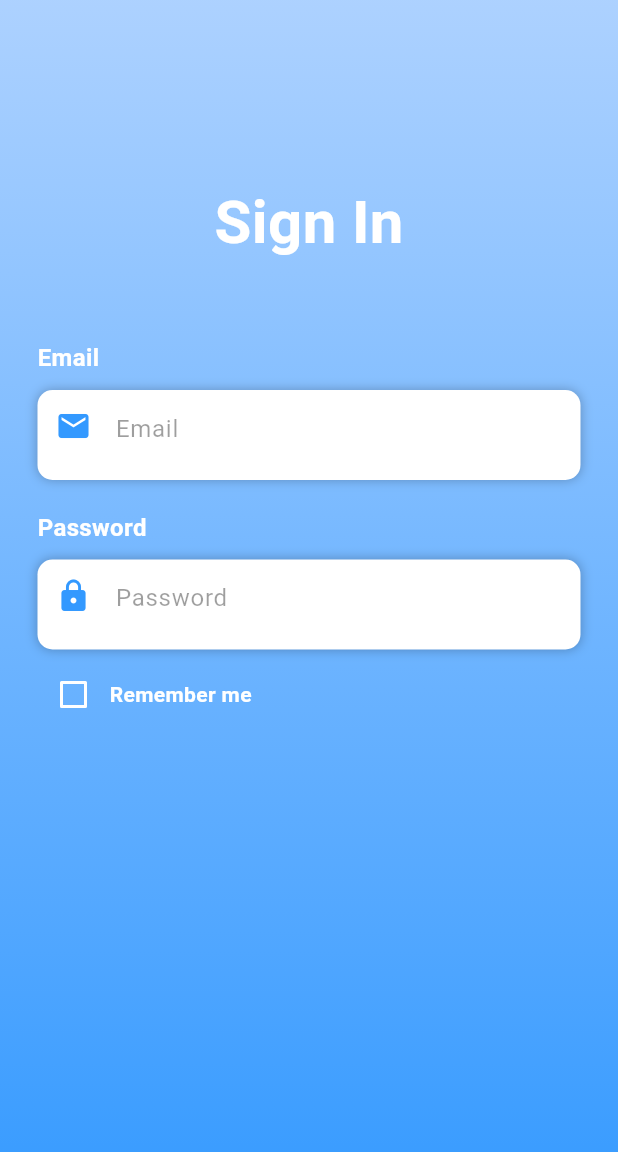
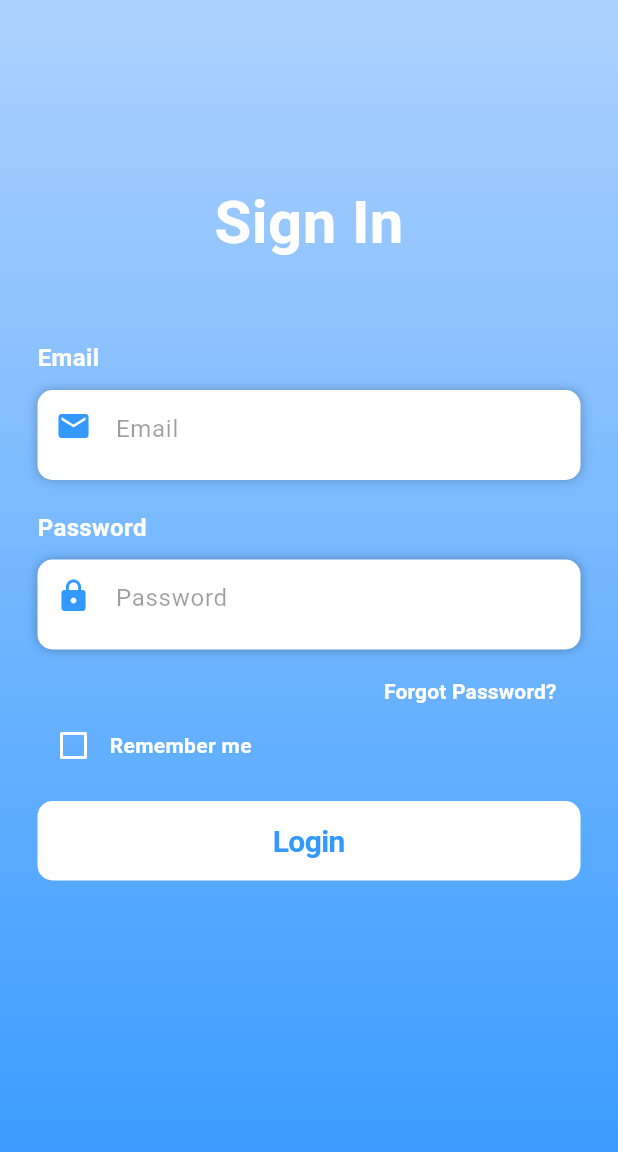
Before and after one commit to MirjalolAbdunazarov23/flutter_application_brinchi, a Flutter app: the screen it shows after launch, on a phone screen of 412 x 824 dp. Shown: the top 1152 px of the screen. Run offline on Flutter 3.47's test engine with Material 2 defaults, Android fonts, the phone set to English and light mode, and no system bars.

Commit message:
Changes to be committed: 	new file:   lib/HomePage.dart 	modified:   lib/LogScreen.dart 	modified:   lib/main.dart

```diff
--- a/lib/LogScreen.dart
+++ b/lib/LogScreen.dart
@@ -1,5 +1,7 @@
+import 'package:flutter/cupertino.dart';
 import 'package:flutter/material.dart';
 import 'package:flutter/services.dart';
+import 'package:flutter_application_brinchi/HomePage.dart';
 
 class LoginPage extends StatefulWidget {
   const LoginPage({super.key});
@@ -95,6 +97,22 @@ class _LoginPageState extends State<LoginPage> {
     );
   }
 
+  Widget buildForgotPassBtn() {
+    return Container(
+      alignment: Alignment.centerRight,
+      child: MaterialButton(
+          onPressed: () => print('Forgot button pressed'),
+          child: Padding(
+            padding: EdgeInsets.only(right: 0),
+            child: Text(
+              'Forgot Password?',
+              style:
+                  TextStyle(color: Colors.white, fontWeight: FontWeight.bold),
+            ),
+          )),
+    );
+  }
+
   Widget buildRememberCb() {
     return Container(
       height: 20,
@@ -122,27 +140,27 @@ class _LoginPageState extends State<LoginPage> {
 
   Widget buildLoginBtn() {
     return Container(
-
+      padding: EdgeInsets.symmetric(vertical: 25),
+      width: double.infinity,
+      child: CupertinoButton(
+        pressedOpacity: 0.7,
+        color: Colors.white,
+        onPressed: () {
+          Navigator.of(context).pushNamed('/home');
+        },
+        child: Text(
+          'Login',
+          style: TextStyle(
+              color: Color(0xff3399ff),
+              fontSize: 20,
+              fontWeight: FontWeight.bold),
+        ),
+        disabledColor: CupertinoColors.quaternarySystemFill,
+        padding: EdgeInsets.all(15),
+        borderRadius: BorderRadius.circular(10),
+      ),
     );
   }
-
-// Widget buildForgotPassBtn() {
-//   return Container(
-//     alignment: Alignment.centerRight,
-//     child: FlatButton(
-//       onPressed: () => print('Forgot button pressed'),
-//       Padding(padding: EdgeInsets.only(right: 0),
-//       child: Text(
-//         'Forgot Password?',
-//         style: TextStyle(
-//           color: Colors.white,
-//           fontWeight: FontWeight.bold
-//         ),
-//       ),
-//       )
-//     ),
-//   );
-// }
 
   @override
   Widget build(BuildContext context) {
@@ -189,12 +207,15 @@ class _LoginPageState extends State<LoginPage> {
                         ),
                         buildPassword(),
                         SizedBox(
-                          height: 20,
+                          height: 4,
                         ),
-                        // buildForgotPassBtn(),
+                        buildForgotPassBtn(),
+                        SizedBox(
+                          height: 2,
+                        ),
                         buildRememberCb(),
                         SizedBox(
-                          height: 10,
+                          height: 2,
                         ),
                         buildLoginBtn(),
                       ],
--- a/lib/main.dart
+++ b/lib/main.dart
@@ -1,5 +1,5 @@
 import 'package:flutter/material.dart';
-
+import 'package:flutter_application_brinchi/HomePage.dart';
 import 'LogScreen.dart';
 
 void main() {
@@ -15,11 +15,15 @@ class MyApp extends StatelessWidget {
     return MaterialApp(
       title: 'Flutter Demo',
       theme: ThemeData(
-      useMaterial3: true,
+        useMaterial3: true,
         primarySwatch: Colors.blue,
+
       ),
       debugShowCheckedModeBanner: false,
-      home: const LoginPage() ,
+      home: const LoginPage(),
+      routes: {
+        '/home': (context) => const HomePage(),
+      },
     );
   }
 }
```
Also changed, not shown: lib/HomePage.dart (added, +40 -0 lines).
